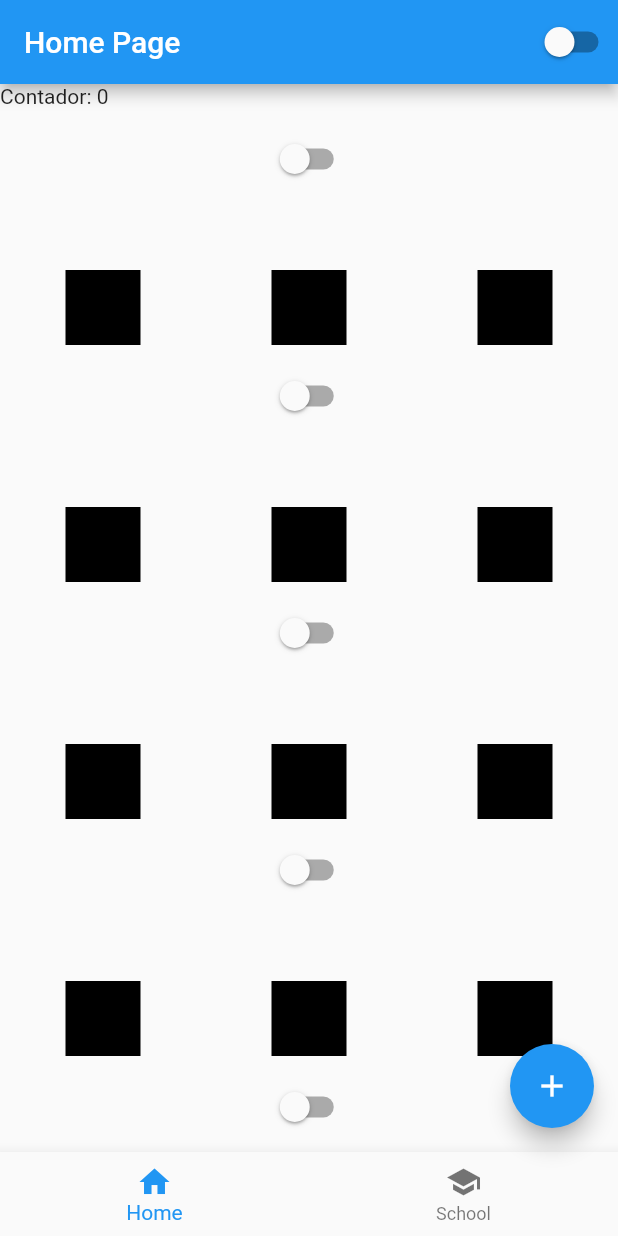
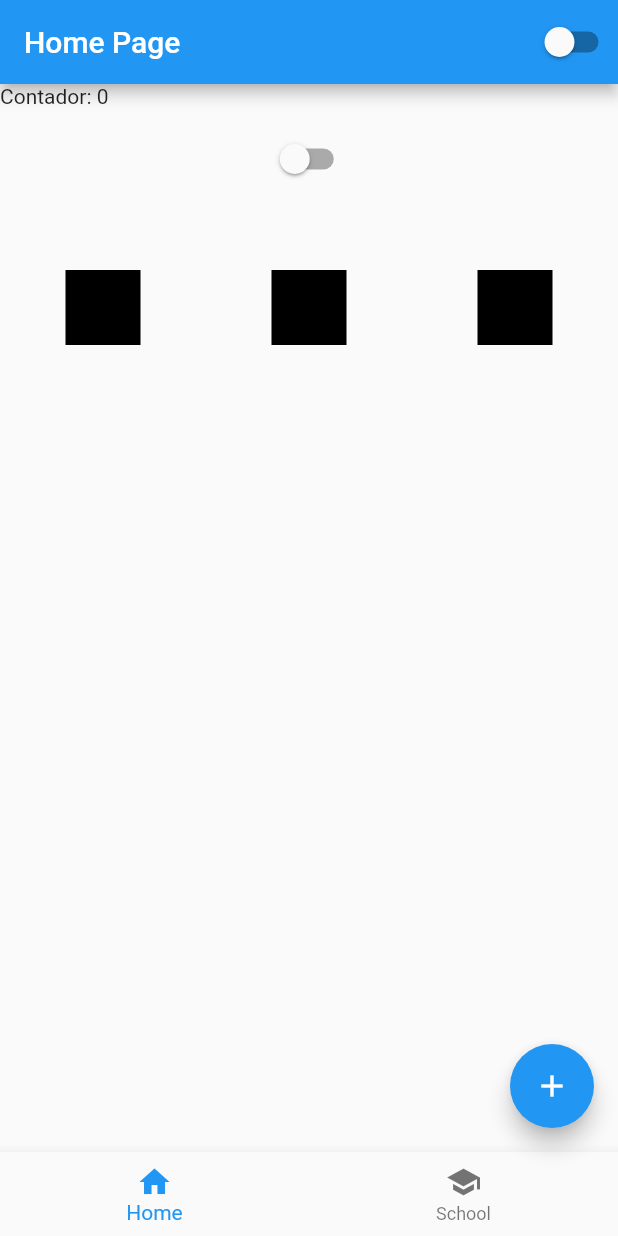
Before and after one commit to yasukawa426/flutter_video_aula, a Flutter app: the screen it shows after launch, on a phone screen of 412 x 824 dp. Run offline on Flutter 3.47's test engine with Material 2 defaults, Android fonts, the phone set to English and light mode, and no system bars.

Commit message:
Removido repeticoe de teste do listview

```diff
--- a/lib/home_page.dart
+++ b/lib/home_page.dart
@@ -30,169 +30,6 @@ class HomePageState extends State<HomePage> {
           children: [
             Text("Contador: $counter"),
             Container(
-              height: 10,
-            ),
-            CustomSwitch(),
-            Container(
-              height: 50,
-            ),
-            Row(
-              mainAxisAlignment: MainAxisAlignment.spaceAround,
-              crossAxisAlignment: CrossAxisAlignment.center,
-              children: [
-                Container(
-                  width: 50,
-                  height: 50,
-                  color: Colors.black,
-                ),
-                Container(
-                  width: 50,
-                  height: 50,
-                  color: Colors.black,
-                ),
-                Container(
-                  width: 50,
-                  height: 50,
-                  color: Colors.black,
-                )
-              ],
-            ),
-            Container(
-              height: 10,
-            ),
-            CustomSwitch(),
-            Container(
-              height: 50,
-            ),
-            Row(
-              mainAxisAlignment: MainAxisAlignment.spaceAround,
-              crossAxisAlignment: CrossAxisAlignment.center,
-              children: [
-                Container(
-                  width: 50,
-                  height: 50,
-                  color: Colors.black,
-                ),
-                Container(
-                  width: 50,
-                  height: 50,
-                  color: Colors.black,
-                ),
-                Container(
-                  width: 50,
-                  height: 50,
-                  color: Colors.black,
-                )
-              ],
-            ),Container(
-              height: 10,
-            ),
-            CustomSwitch(),
-            Container(
-              height: 50,
-            ),
-            Row(
-              mainAxisAlignment: MainAxisAlignment.spaceAround,
-              crossAxisAlignment: CrossAxisAlignment.center,
-              children: [
-                Container(
-                  width: 50,
-                  height: 50,
-                  color: Colors.black,
-                ),
-                Container(
-                  width: 50,
-                  height: 50,
-                  color: Colors.black,
-                ),
-                Container(
-                  width: 50,
-                  height: 50,
-                  color: Colors.black,
-                )
-              ],
-            ),Container(
-              height: 10,
-            ),
-            CustomSwitch(),
-            Container(
-              height: 50,
-            ),
-            Row(
-              mainAxisAlignment: MainAxisAlignment.spaceAround,
-              crossAxisAlignment: CrossAxisAlignment.center,
-              children: [
-                Container(
-                  width: 50,
-                  height: 50,
-                  color: Colors.black,
-                ),
-                Container(
-                  width: 50,
-                  height: 50,
-                  color: Colors.black,
-                ),
-                Container(
-                  width: 50,
-                  height: 50,
-                  color: Colors.black,
-                )
-              ],
-            ),Container(
-              height: 10,
-            ),
-            CustomSwitch(),
-            Container(
-              height: 50,
-            ),
-            Row(
-              mainAxisAlignment: MainAxisAlignment.spaceAround,
-              crossAxisAlignment: CrossAxisAlignment.center,
-              children: [
-                Container(
-                  width: 50,
-                  height: 50,
-                  color: Colors.black,
-                ),
-                Container(
-                  width: 50,
-                  height: 50,
-                  color: Colors.black,
-                ),
-                Container(
-                  width: 50,
-                  height: 50,
-                  color: Colors.black,
-                )
-              ],
-            ),Container(
-              height: 10,
-            ),
-            CustomSwitch(),
-            Container(
-              height: 50,
-            ),
-            Row(
-              mainAxisAlignment: MainAxisAlignment.spaceAround,
-              crossAxisAlignment: CrossAxisAlignment.center,
-              children: [
-                Container(
-                  width: 50,
-                  height: 50,
-                  color: Colors.black,
-                ),
-                Container(
-                  width: 50,
-                  height: 50,
-                  color: Colors.black,
-                ),
-                Container(
-                  width: 50,
-                  height: 50,
-                  color: Colors.black,
-                )
-              ],
-            ),Container(
               height: 10,
             ),
             CustomSwitch(),
```
